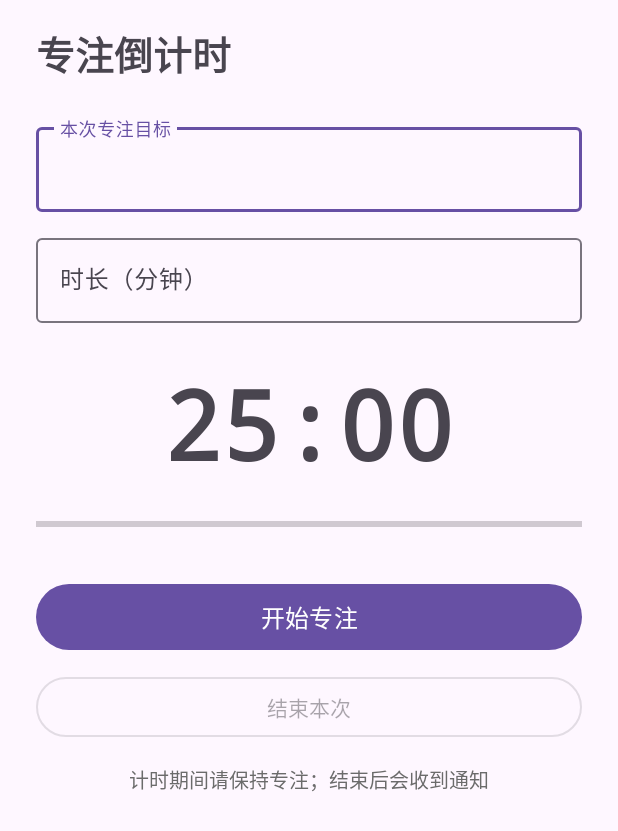
After one commit to ylm407/LoginActivity, an Android app: the fragment FocusFragment shown on its own in the app's theme, on a phone screen of 412 x 824 dp. The commit adds this screen. Shown: the top 831 px of the screen. Run offline under Robolectric (Android 15) with nearby library versions, the phone set to English and light mode, and no system bars; 1 statement that could not run was skipped.

Commit message:
feat: 补齐专注与我的模块，MainActivity 恢复三页签
- ui/focus/FocusFragment：CountDownTimer 倒计时、完成后发通知
- ui/profile/ProfileFragment：读当前用户、改昵称邮箱、退出登录
- layout: fragment_focus / fragment_profile
- strings: 专注与我的文案
- MainActivity：三个 Fragment 用 add + show/hide 保持实例，切页不清计时
- 删除不再使用的 toast_module_not_ready

```diff
--- /dev/null
+++ b/app/src/main/java/com/example/loginactivity/ui/focus/FocusFragment.kt
@@ -0,0 +1,120 @@
+package com.example.loginactivity.ui.focus
+
+import android.os.Bundle
+import android.os.CountDownTimer
+import android.view.View
+import android.view.WindowManager
+import android.widget.ProgressBar
+import android.widget.TextView
+import android.widget.Toast
+import androidx.fragment.app.Fragment
+import com.example.loginactivity.R
+import com.example.loginactivity.TimeUtils
+import com.example.loginactivity.notify.NotificationHelper
+import com.google.android.material.button.MaterialButton
+import com.google.android.material.textfield.TextInputEditText
+import com.google.android.material.textfield.TextInputLayout
+
+class FocusFragment : Fragment(R.layout.fragment_focus) {
+
+    private lateinit var tilTarget: TextInputLayout
+    private lateinit var etTarget: TextInputEditText
+    private lateinit var tilMinutes: TextInputLayout
+    private lateinit var etMinutes: TextInputEditText
+    private lateinit var tvTimer: TextView
+    private lateinit var progressTimer: ProgressBar
+    private lateinit var btnStart: MaterialButton
+    private lateinit var btnStop: MaterialButton
+
+    private var countDownTimer: CountDownTimer? = null
+    private var targetText: String = ""
+
+    override fun onViewCreated(view: View, savedInstanceState: Bundle?) {
+        super.onViewCreated(view, savedInstanceState)
+
+        tilTarget = view.findViewById(R.id.tilFocusTarget)
+        etTarget = view.findViewById(R.id.etFocusTarget)
+        tilMinutes = view.findViewById(R.id.tilFocusMinutes)
+        etMinutes = view.findViewById(R.id.etFocusMinutes)
+        tvTimer = view.findViewById(R.id.tvTimer)
+        progressTimer = view.findViewById(R.id.progressTimer)
+        btnStart = view.findViewById(R.id.btnStartFocus)
+        btnStop = view.findViewById(R.id.btnStopFocus)
+
+        btnStart.setOnClickListener { startFocus() }
+        btnStop.setOnClickListener { stopFocus(showToast = true) }
+    }
+
+    private fun startFocus() {
+        if (countDownTimer != null) return
+
+        val target = etTarget.text?.toString()?.trim().orEmpty()
+        val minutes = etMinutes.text?.toString()?.toIntOrNull() ?: 0
+
+        tilTarget.error = null
+        tilMinutes.error = null
+
+        if (target.isEmpty()) {
+            tilTarget.error = getString(R.string.error_target_empty)
+            return
+        }
+        if (minutes !in 1..180) {
+            tilMinutes.error = getString(R.string.error_minutes_invalid)
+            return
+        }
+
+        targetText = target
+        val totalSeconds = minutes * 60
+
+        progressTimer.max = totalSeconds
+        progressTimer.progress = totalSeconds
+        tvTimer.text = TimeUtils.formatClock(totalSeconds)
+        btnStart.isEnabled = false
+        btnStop.isEnabled = true
+
+        // 计时期间别让屏幕熄灭
+        requireActivity().window.addFlags(WindowManager.LayoutParams.FLAG_KEEP_SCREEN_ON)
+        Toast.makeText(requireContext(), R.string.toast_focus_started, Toast.LENGTH_SHORT).show()
+
+        countDownTimer = object : CountDownTimer(totalSeconds * 1000L, 1000L) {
+            override fun onTick(millisUntilFinished: Long) {
+                val remainSeconds = (millisUntilFinished / 1000).toInt()
+                tvTimer.text = TimeUtils.formatClock(remainSeconds)
+                progressTimer.progress = remainSeconds
+            }
+
+            override fun onFinish() {
+                countDownTimer = null
+                resetUi()
+                if (!isAdded) return
+                NotificationHelper.showFocusDone(requireContext(), targetText)
+                Toast.makeText(requireContext(), R.string.toast_focus_done, Toast.LENGTH_LONG).show()
+            }
+        }.start()
+    }
+
+    private fun stopFocus(showToast: Boolean) {
+        val wasRunning = countDownTimer != null
+        countDownTimer?.cancel()
+        countDownTimer = null
+        resetUi()
+        if (showToast && wasRunning) {
+            Toast.makeText(requireContext(), R.string.toast_focus_stopped, Toast.LENGTH_SHORT).show()
+        }
+    }
+
+    private fun resetUi() {
+        activity?.window?.clearFlags(WindowManager.LayoutParams.FLAG_KEEP_SCREEN_ON)
+        btnStart.isEnabled = true
+        btnStop.isEnabled = false
+        tvTimer.text = TimeUtils.formatClock(0)
+        progressTimer.progress = 0
+    }
+
+    override fun onDestroyView() {
+        countDownTimer?.cancel()
+        countDownTimer = null
+        activity?.window?.clearFlags(WindowManager.LayoutParams.FLAG_KEEP_SCREEN_ON)
+        super.onDestroyView()
+    }
+}
--- /dev/null
+++ b/app/src/main/res/layout/fragment_focus.xml
@@ -0,0 +1,121 @@
+<?xml version="1.0" encoding="utf-8"?>
+<androidx.constraintlayout.widget.ConstraintLayout xmlns:android="http://schemas.android.com/apk/res/android"
+    xmlns:app="http://schemas.android.com/apk/res-auto"
+    android:layout_width="match_parent"
+    android:layout_height="match_parent"
+    android:paddingStart="24dp"
+    android:paddingEnd="24dp">
+
+    <TextView
+        android:id="@+id/tvHeader"
+        android:layout_width="wrap_content"
+        android:layout_height="wrap_content"
+        android:layout_marginTop="16dp"
+        android:text="@string/focus_header"
+        android:textSize="26sp"
+        android:textStyle="bold"
+        app:layout_constraintStart_toStartOf="parent"
+        app:layout_constraintTop_toTopOf="parent" />
+
+    <com.google.android.material.textfield.TextInputLayout
+        android:id="@+id/tilFocusTarget"
+        style="@style/Widget.Material3.TextInputLayout.OutlinedBox"
+        android:layout_width="0dp"
+        android:layout_height="wrap_content"
+        android:layout_marginTop="24dp"
+        android:hint="@string/hint_focus_target"
+        app:layout_constraintEnd_toEndOf="parent"
+        app:layout_constraintStart_toStartOf="parent"
+        app:layout_constraintTop_toBottomOf="@id/tvHeader">
+
+        <com.google.android.material.textfield.TextInputEditText
+            android:id="@+id/etFocusTarget"
+            android:layout_width="match_parent"
+            android:layout_height="wrap_content"
+            android:inputType="text"
+            android:maxLines="1" />
+    </com.google.android.material.textfield.TextInputLayout>
+
+    <com.google.android.material.textfield.TextInputLayout
+        android:id="@+id/tilFocusMinutes"
+        style="@style/Widget.Material3.TextInputLayout.OutlinedBox"
+        android:layout_width="0dp"
+        android:layout_height="wrap_content"
+        android:layout_marginTop="12dp"
+        android:hint="@string/hint_focus_minutes"
+        app:layout_constraintEnd_toEndOf="parent"
+        app:layout_constraintStart_toStartOf="parent"
+        app:layout_constraintTop_toBottomOf="@id/tilFocusTarget">
+
+        <com.google.android.material.textfield.TextInputEditText
+            android:id="@+id/etFocusMinutes"
+            android:layout_width="match_parent"
+            android:layout_height="wrap_content"
+            android:inputType="number"
+            android:maxLength="3"
+            android:maxLines="1" />
+    </com.google.android.material.textfield.TextInputLayout>
+
+    <TextView
+        android:id="@+id/tvTimer"
+        android:layout_width="0dp"
+        android:layout_height="wrap_content"
+        android:layout_marginTop="24dp"
+        android:fontFamily="monospace"
+        android:gravity="center"
+        android:text="@string/focus_default_time"
+        android:textSize="64sp"
+        android:textStyle="bold"
+        app:layout_constraintEnd_toEndOf="parent"
+        app:layout_constraintStart_toStartOf="parent"
+        app:layout_constraintTop_toBottomOf="@id/tilFocusMinutes" />
+
+    <ProgressBar
+        android:id="@+id/progressTimer"
+        style="?android:attr/progressBarStyleHorizontal"
+        android:layout_width="0dp"
+        android:layout_height="wrap_content"
+        android:layout_marginTop="16dp"
+        android:max="100"
+        android:progress="0"
+        app:layout_constraintEnd_toEndOf="parent"
+        app:layout_constraintStart_toStartOf="parent"
+        app:layout_constraintTop_toBottomOf="@id/tvTimer" />
+
+    <com.google.android.material.button.MaterialButton
+        android:id="@+id/btnStartFocus"
+        android:layout_width="0dp"
+        android:layout_height="52dp"
+        android:layout_marginTop="28dp"
+        android:text="@string/action_start_focus"
+        android:textSize="16sp"
+        app:layout_constraintEnd_toEndOf="parent"
+        app:layout_constraintStart_toStartOf="parent"
+        app:layout_constraintTop_toBottomOf="@id/progressTimer" />
+
+    <com.google.android.material.button.MaterialButton
+        android:id="@+id/btnStopFocus"
+        style="@style/Widget.Material3.Button.OutlinedButton"
+        android:layout_width="0dp"
+        android:layout_height="48dp"
+        android:layout_marginTop="10dp"
+        android:enabled="false"
+        android:text="@string/action_stop_focus"
+        app:layout_constraintEnd_toEndOf="parent"
+        app:layout_constraintStart_toStartOf="parent"
+        app:layout_constraintTop_toBottomOf="@id/btnStartFocus" />
+
+    <TextView
+        android:id="@+id/tvFocusHint"
+        android:layout_width="0dp"
+        android:layout_height="wrap_content"
+        android:layout_marginTop="14dp"
+        android:gravity="center"
+        android:text="@string/focus_hint"
+        android:textColor="@color/text_secondary"
+        android:textSize="13sp"
+        app:layout_constraintEnd_toEndOf="parent"
+        app:layout_constraintStart_toStartOf="parent"
+        app:layout_constraintTop_toBottomOf="@id/btnStopFocus" />
+
+</androidx.constraintlayout.widget.ConstraintLayout>
--- a/app/src/main/res/values/strings.xml
+++ b/app/src/main/res/values/strings.xml
@@ -51,5 +51,29 @@
     <string name="channel_focus">专注提醒</string>
     <string name="notify_permission_denied">未开启通知权限，到点提醒将无法显示</string>
     <string name="error_session_expired">登录状态失效，请重新登录</string>
-    <string name="toast_module_not_ready">这个模块还没迁移过来</string>
+
+    <!-- 专注 -->
+    <string name="focus_header">专注倒计时</string>
+    <string name="hint_focus_target">本次专注目标</string>
+    <string name="hint_focus_minutes">时长（分钟）</string>
+    <string name="focus_default_time">25:00</string>
+    <string name="action_start_focus">开始专注</string>
+    <string name="action_stop_focus">结束本次</string>
+    <string name="focus_hint">计时期间请保持专注；结束后会收到通知</string>
+    <string name="error_target_empty">请填写本次专注目标</string>
+    <string name="error_minutes_invalid">请输入 1 - 180 之间的分钟数</string>
+    <string name="toast_focus_started">专注开始，加油</string>
+    <string name="toast_focus_stopped">已结束本次专注</string>
+    <string name="toast_focus_done">专注完成，休息一下吧</string>
+
+    <!-- 我的 -->
+    <string name="profile_header">我的</string>
+    <string name="profile_account">账号：%1$s</string>
+    <string name="hint_nickname">昵称</string>
+    <string name="hint_email">邮箱</string>
+    <string name="action_save_profile">保存资料</string>
+    <string name="toast_profile_saved">资料已更新</string>
+    <string name="action_logout">退出登录</string>
+    <string name="confirm_logout_title">退出登录</string>
+    <string name="confirm_logout_message">退出后需要重新输入账号密码，确定退出吗？</string>
 </resources>
```
Also changed, not shown: app/src/main/java/com/example/loginactivity/MainActivity.kt (+49 -8 lines), app/src/main/java/com/example/loginactivity/ui/profile/ProfileFragment.kt (added, +81 -0 lines), app/src/main/res/layout/fragment_profile.xml (added, +103 -0 lines).
